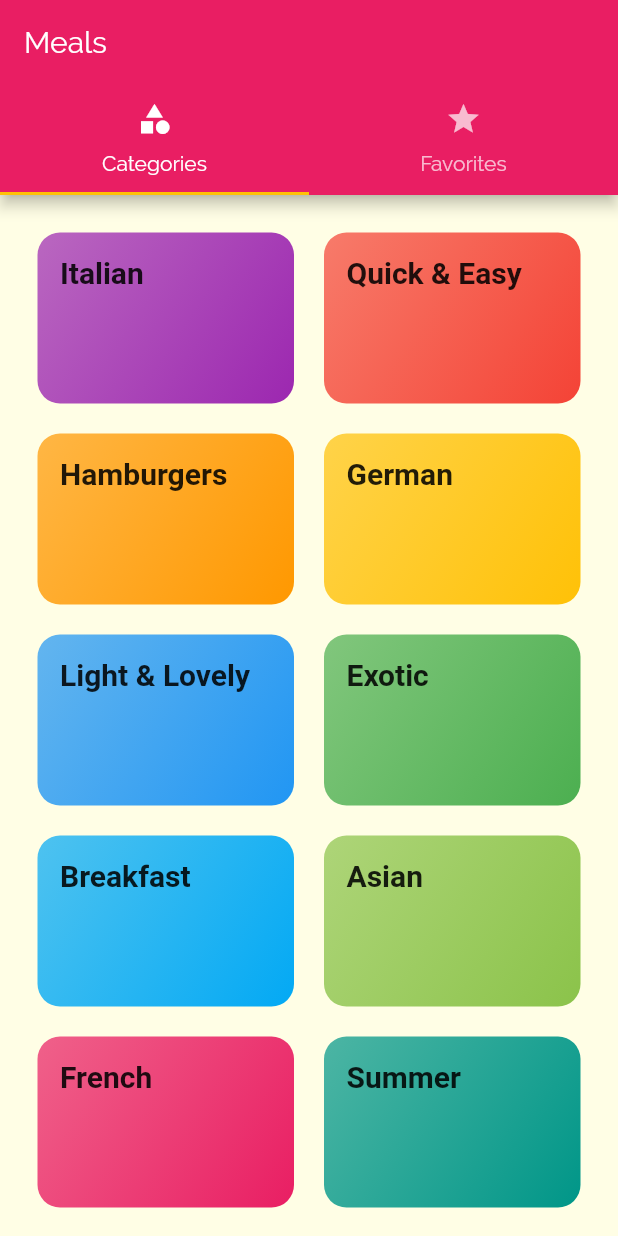
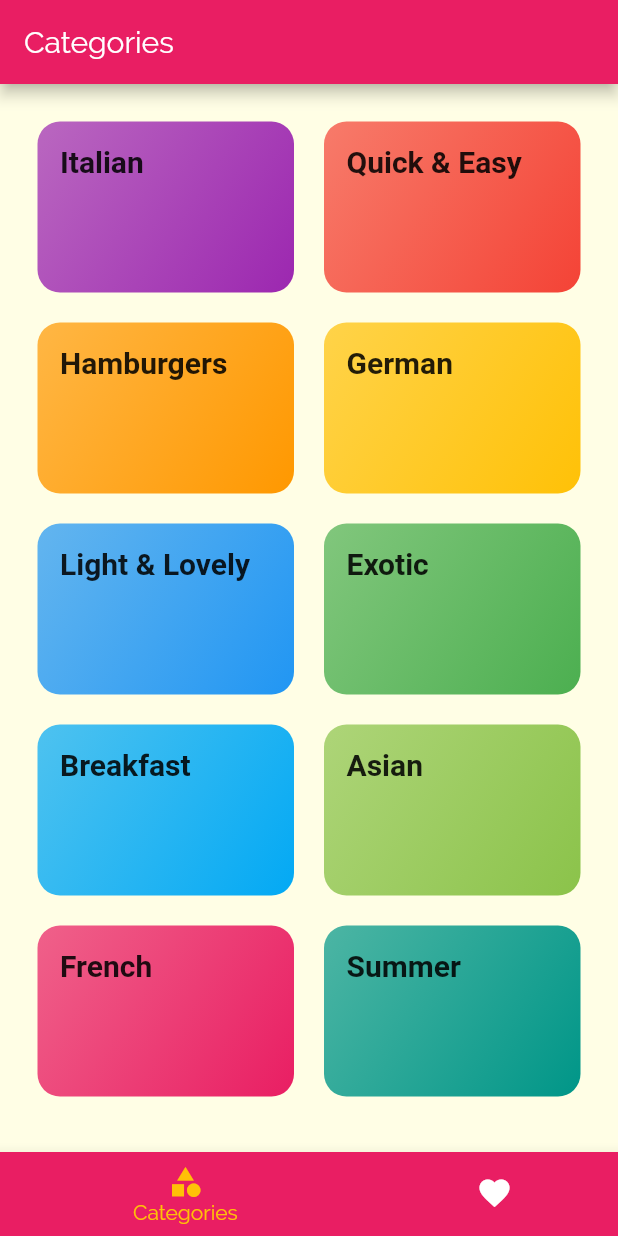
Before and after one commit to xxGus/flutter_course, a Flutter app: the screen it shows after launch, on a phone screen of 412 x 824 dp. Run offline on Flutter 3.47's test engine with Material 2 defaults, Android fonts, the phone set to English and light mode, and no system bars; Roboto replaces fonts that are missing (RebotoCondensed).

```diff
--- a/meals_app/lib/screens/tabs_screen.dart
+++ b/meals_app/lib/screens/tabs_screen.dart
@@ -1,5 +1,6 @@
 import 'package:flutter/material.dart';
-import 'package:meals_app/screens/favorites_screen.dart';
+
+import './favorites_screen.dart';
 import './categories_screen.dart';
 
 class TabsScreen extends StatefulWidget {
@@ -8,29 +9,42 @@ class TabsScreen extends StatefulWidget {
 }
 
 class _TabsScreenState extends State<TabsScreen> {
+  final List<Map<String, Object>> _pages = [
+    {'page': CategoriesScreen(), 'title': 'Categories'},
+    {'page': FavoritesScreen(), 'title': 'Your Favorites'}
+  ];
+  int _selectedPageIndex = 0;
+  void _selectPage(int index) {
+    setState(() {
+      _selectedPageIndex = index;
+    });
+  }
+
   @override
   Widget build(BuildContext context) {
-    return DefaultTabController(
-      length: 2,
-      child: Scaffold(
-        appBar: AppBar(
-          title: Text('Meals'),
-          bottom: TabBar(
-            tabs: <Widget>[
-              Tab(
-                icon: Icon(Icons.category),
-                text: 'Categories',
-              ),
-              Tab(icon: Icon(Icons.star), text: 'Favorites')
-            ],
+    return Scaffold(
+      appBar: AppBar(
+        title: Text(_pages[_selectedPageIndex]['title']),
+      ),
+      body: _pages[_selectedPageIndex]['page'],
+      bottomNavigationBar: BottomNavigationBar(
+        onTap: _selectPage,
+        backgroundColor: Theme.of(context).primaryColor,
+        unselectedItemColor: Colors.white,
+        selectedItemColor: Theme.of(context).accentColor,
+        currentIndex: _selectedPageIndex,
+        type: BottomNavigationBarType.shifting,
+        items: [
+          BottomNavigationBarItem(
+            backgroundColor: Theme.of(context).primaryColor,
+            icon: Icon(Icons.category),
+            title: Text('Categories'),
           ),
-        ),
-        body: TabBarView(
-          children: <Widget>[
-            CategoriesScreen(),
-            FavoritesScreen(),
-          ],
-        ),
+          BottomNavigationBarItem(
+            icon: Icon(Icons.favorite),
+            title: Text('Favorites'),
+          ),
+        ],
       ),
     );
   }
```
